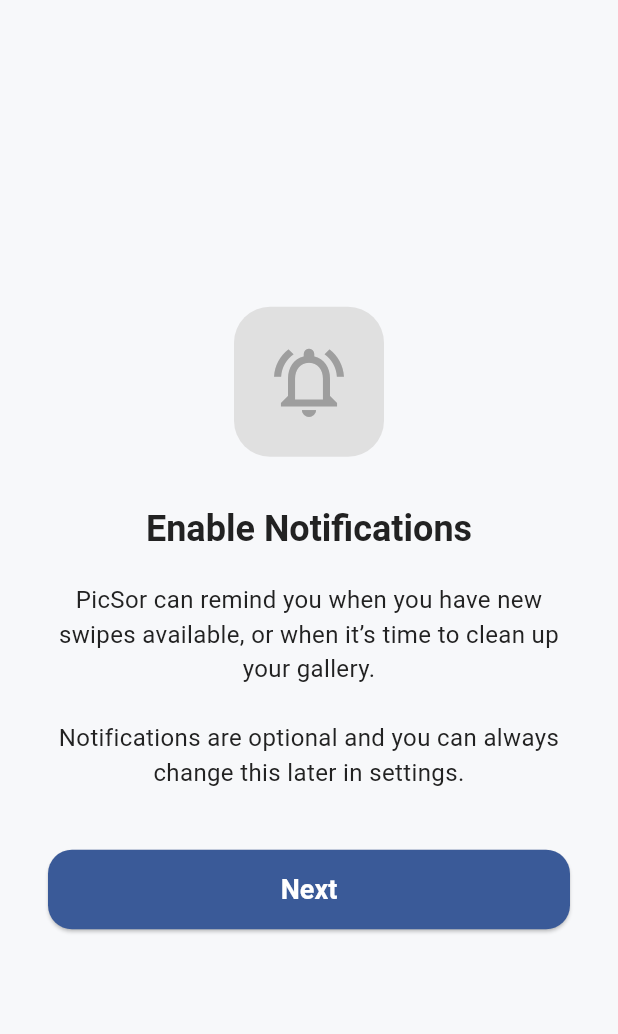
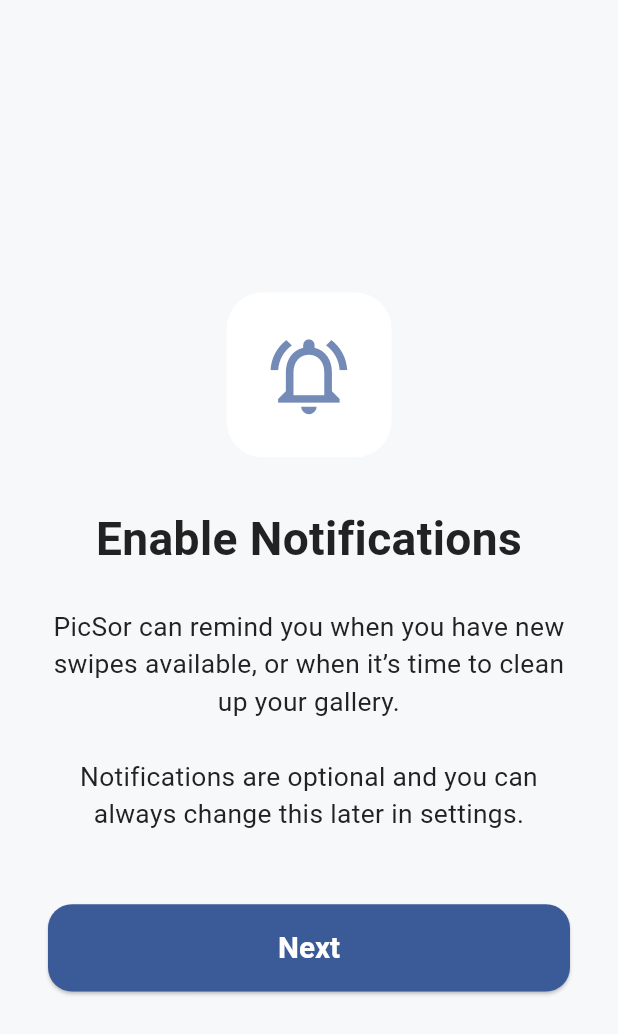
Before and after one commit to Jarkyman/PicSor, a Flutter app: the screen it shows after launch, after a tap on "Get started", after a tap on "Next", on a phone screen of 412 x 824 dp. Shown: the top 1034 px of the screen. Run offline on Flutter 3.47's test engine with Material 3 defaults, Android fonts, the phone set to English and light mode, and no system bars; our stand-ins replace permission_handler, share_plus, shared_preferences; missing offline and left inert: photo_manager.

Commit message:
Onboarding: Refactor all screens to use centralized theme, spacing, scaling, and make only description text scrollable where needed

```diff
--- a/lib/screens/onboarding/notification_permission_screen.dart
+++ b/lib/screens/onboarding/notification_permission_screen.dart
@@ -1,6 +1,7 @@
 import 'package:flutter/material.dart';
 import 'package:permission_handler/permission_handler.dart';
 import 'package:flutter/scheduler.dart';
+import '../../core/theme.dart';
 
 class NotificationPermissionScreen extends StatefulWidget {
   final VoidCallback onNext;
@@ -53,7 +54,6 @@ class _NotificationPermissionScreenState
         _requested = true;
         _granted = req.isGranted;
       });
-      // Fjern automatisk navigation her
     } else {
       setState(() {
         _requested = true;
@@ -68,7 +68,6 @@ class _NotificationPermissionScreenState
       _requested = true;
       _granted = status.isGranted;
     });
-    // Fjern automatisk navigation her
   }
 
   @override
@@ -77,41 +76,41 @@ class _NotificationPermissionScreenState
       body: SafeArea(
         child: Center(
           child: Padding(
-            padding: const EdgeInsets.symmetric(horizontal: 32),
+            padding: EdgeInsets.symmetric(horizontal: AppSpacing.xl),
             child: Column(
               mainAxisAlignment: MainAxisAlignment.center,
               children: [
-                // Notifikation-ikon
+                SizedBox(height: AppSpacing.xl + AppSpacing.lg),
                 Container(
-                  width: 100,
-                  height: 100,
+                  width: Scale.of(context, 100),
+                  height: Scale.of(context, 100),
                   decoration: BoxDecoration(
-                    color: Colors.grey[300],
-                    borderRadius: BorderRadius.circular(24),
+                    color: Theme.of(context).colorScheme.surface,
+                    borderRadius: BorderRadius.circular(AppSpacing.lg),
                   ),
-                  child: const Center(
+                  child: Center(
                     child: Icon(
                       Icons.notifications_active_outlined,
-                      size: 56,
-                      color: Colors.grey,
+                      size: Scale.of(context, 56),
+                      color: Theme.of(
+                        context,
+                      ).colorScheme.primary.withOpacity(0.7),
                     ),
                   ),
                 ),
-                const SizedBox(height: 32),
+                SizedBox(height: AppSpacing.xl),
                 Text(
                   'Enable Notifications',
-                  style: Theme.of(context).textTheme.headlineSmall?.copyWith(
-                    fontWeight: FontWeight.bold,
-                  ),
+                  style: AppTextStyles.headline(context),
                   textAlign: TextAlign.center,
                 ),
-                const SizedBox(height: 20),
-                const Text(
+                SizedBox(height: AppSpacing.lg),
+                Text(
                   'PicSor can remind you when you have new swipes available, or when it’s time to clean up your gallery.\n\nNotifications are optional and you can always change this later in settings.',
-                  style: TextStyle(fontSize: 16),
+                  style: AppTextStyles.body(context),
                   textAlign: TextAlign.center,
                 ),
-                const SizedBox(height: 40),
+                SizedBox(height: AppSpacing.xl + AppSpacing.md),
                 _granted
                     ? Row(
                       children: [
@@ -119,14 +118,18 @@ class _NotificationPermissionScreenState
                           child: ElevatedButton(
                             onPressed: widget.onNext,
                             style: ElevatedButton.styleFrom(
-                              padding: const EdgeInsets.symmetric(vertical: 16),
+                              padding: EdgeInsets.symmetric(
+                                vertical: Scale.of(context, 16),
+                              ),
                               shape: RoundedRectangleBorder(
-                                borderRadius: BorderRadius.circular(16),
+                                borderRadius: BorderRadius.circular(
+                                  AppSpacing.buttonRadius,
+                                ),
                               ),
                             ),
-                            child: const Text(
+                            child: Text(
                               'Next',
-                              style: TextStyle(fontSize: 18),
+                              style: AppTextStyles.button(context),
                             ),
                           ),
                         ),
@@ -140,55 +143,62 @@ class _NotificationPermissionScreenState
                               final status =
                                   await Permission.notification.status;
                               if (status.isDenied) {
-                                // Try again
                                 await _requestPermission();
                               } else {
-                                // Open settings
                                 await openAppSettings();
                               }
                             },
                             style: ElevatedButton.styleFrom(
-                              padding: const EdgeInsets.symmetric(vertical: 16),
+                              padding: EdgeInsets.symmetric(
+                                vertical: Scale.of(context, 16),
+                              ),
                               shape: RoundedRectangleBorder(
-                                borderRadius: BorderRadius.circular(16),
+                                borderRadius: BorderRadius.circular(
+                                  AppSpacing.buttonRadius,
+                                ),
                               ),
                             ),
                             child: FutureBuilder<PermissionStatus>(
                               future: Permission.notification.status,
                               builder: (context, snap) {
                                 if (snap.hasData && snap.data!.isDenied) {
-                                  return const Text(
+                                  return Text(
                                     'Try again',
-                                    style: TextStyle(fontSize: 18),
+                                    style: AppTextStyles.button(context),
                                   );
                                 } else {
-                                  return const Text(
+                                  return Text(
                                     'Go to settings',
-                                    style: TextStyle(fontSize: 18),
+                                    style: AppTextStyles.button(context),
                                   );
                                 }
                               },
                             ),
                           ),
                         ),
-                        const SizedBox(width: 16),
+                        SizedBox(width: AppSpacing.lg),
                         Expanded(
                           child: OutlinedButton(
                             onPressed: widget.onNext,
                             style: OutlinedButton.styleFrom(
-                              padding: const EdgeInsets.symmetric(vertical: 16),
+                              padding: EdgeInsets.symmetric(
+                                vertical: Scale.of(context, 16),
+                              ),
                               shape: RoundedRectangleBorder(
-                                borderRadius: BorderRadius.circular(16),
+                                borderRadius: BorderRadius.circular(
+                                  AppSpacing.buttonRadius,
+                                ),
                               ),
                             ),
-                            child: const Text(
+                            child: Text(
                               'Skip',
-                              style: TextStyle(fontSize: 18),
+                              style: AppTextStyles.button(context),
                             ),
                           ),
                         ),
                       ],
                     ),
+                SizedBox(height: AppSpacing.lg),
               ],
             ),
           ),
--- a/lib/screens/onboarding/photo_permission_screen.dart
+++ b/lib/screens/onboarding/photo_permission_screen.dart
@@ -1,5 +1,6 @@
 import 'package:flutter/material.dart';
 import 'package:permission_handler/permission_handler.dart';
+import '../../core/theme.dart';
 
 class PhotoPermissionScreen extends StatefulWidget {
   final VoidCallback onNext;
@@ -38,55 +39,59 @@ class _PhotoPermissionScreenState extends State<PhotoPermissionScreen> {
       body: SafeArea(
         child: Center(
           child: Padding(
-            padding: const EdgeInsets.symmetric(horizontal: 32),
+            padding: EdgeInsets.symmetric(horizontal: AppSpacing.xl),
             child: Column(
               mainAxisAlignment: MainAxisAlignment.center,
               children: [
-                // Kamera/billede placeholder
+                SizedBox(height: AppSpacing.xl + AppSpacing.lg),
                 Container(
-                  width: 100,
-                  height: 100,
+                  width: Scale.of(context, 100),
+                  height: Scale.of(context, 100),
                   decoration: BoxDecoration(
-                    color: Colors.grey[300],
-                    borderRadius: BorderRadius.circular(24),
+                    color: Theme.of(context).colorScheme.surface,
+                    borderRadius: BorderRadius.circular(AppSpacing.lg),
                   ),
-                  child: const Center(
+                  child: Center(
                     child: Icon(
                       Icons.camera_alt_outlined,
-                      size: 56,
-                      color: Colors.grey,
+                      size: Scale.of(context, 56),
+                      color: Theme.of(
+                        context,
+                      ).colorScheme.primary.withOpacity(0.7),
                     ),
                   ),
                 ),
-                const SizedBox(height: 32),
+                SizedBox(height: AppSpacing.xl),
                 Text(
                   'Photo Access Required',
-                  style: Theme.of(context).textTheme.headlineSmall?.copyWith(
-                    fontWeight: FontWeight.bold,
-                  ),
+                  style: AppTextStyles.headline(context),
                   textAlign: TextAlign.center,
                 ),
-                const SizedBox(height: 20),
-                const Text(
+                SizedBox(height: AppSpacing.lg),
+                Text(
                   'PicSor works 100% offline and never uploads your photos.\n\nWe only use your photos and videos to help you sort and organize your gallery on your device.',
-                  style: TextStyle(fontSize: 16),
+                  style: AppTextStyles.body(context),
                   textAlign: TextAlign.center,
                 ),
-                const SizedBox(height: 40),
+                SizedBox(height: AppSpacing.xl + AppSpacing.md),
                 if (!_granted && _requested)
                   SizedBox(
                     width: double.infinity,
                     child: ElevatedButton(
                       onPressed: _openSettings,
                       style: ElevatedButton.styleFrom(
-                        padding: const EdgeInsets.symmetric(vertical: 16),
+                        padding: EdgeInsets.symmetric(
+                          vertical: Scale.of(context, 16),
+                        ),
                         shape: RoundedRectangleBorder(
-                          borderRadius: BorderRadius.circular(16),
+                          borderRadius: BorderRadius.circular(
+                            AppSpacing.buttonRadius,
+                          ),
                         ),
                       ),
-                      child: const Text(
+                      child: Text(
                         'Go to settings',
-                        style: TextStyle(fontSize: 18),
+                        style: AppTextStyles.button(context),
                       ),
                     ),
                   )
@@ -96,16 +101,19 @@ class _PhotoPermissionScreenState extends State<PhotoPermissionScreen> {
                     child: ElevatedButton(
                       onPressed: widget.onNext,
                       style: ElevatedButton.styleFrom(
-                        padding: const EdgeInsets.symmetric(vertical: 16),
+                        padding: EdgeInsets.symmetric(
+                          vertical: Scale.of(context, 16),
+                        ),
                         shape: RoundedRectangleBorder(
-                          borderRadius: BorderRadius.circular(16),
+                          borderRadius: BorderRadius.circular(
+                            AppSpacing.buttonRadius,
+                          ),
                         ),
                       ),
-                      child: const Text('Next', style: TextStyle(fontSize: 18)),
+                      child: Text('Next', style: AppTextStyles.button(context)),
                     ),
-                  )
-                else
-                  const CircularProgressIndicator(),
+                  ),
+                SizedBox(height: AppSpacing.lg),
               ],
             ),
           ),
--- a/lib/screens/onboarding/welcome_screen.dart
+++ b/lib/screens/onboarding/welcome_screen.dart
@@ -1,4 +1,5 @@
 import 'package:flutter/material.dart';
+import '../../core/theme.dart';
 
 class WelcomeScreen extends StatelessWidget {
   final VoidCallback onContinue;
@@ -10,57 +11,63 @@ class WelcomeScreen extends StatelessWidget {
       body: SafeArea(
         child: Center(
           child: Padding(
-            padding: const EdgeInsets.symmetric(horizontal: 32),
+            padding: EdgeInsets.symmetric(horizontal: AppSpacing.xl),
             child: Column(
               mainAxisAlignment: MainAxisAlignment.center,
               children: [
+                SizedBox(height: AppSpacing.xl + AppSpacing.lg),
                 // Logo placeholder
                 Container(
-                  width: 100,
-                  height: 100,
+                  width: Scale.of(context, 100),
+                  height: Scale.of(context, 100),
                   decoration: BoxDecoration(
-                    color: Colors.grey[300],
-                    borderRadius: BorderRadius.circular(24),
+                    color: Theme.of(context).colorScheme.surface,
+                    borderRadius: BorderRadius.circular(AppSpacing.lg),
                   ),
-                  child: const Center(
+                  child: Center(
                     child: Icon(
                       Icons.photo_library_outlined,
-                      size: 56,
-                      color: Colors.grey,
+                      size: Scale.of(context, 56),
+                      color: Theme.of(
+                        context,
+                      ).colorScheme.primary.withOpacity(0.7),
                     ),
                   ),
                 ),
-                const SizedBox(height: 32),
+                SizedBox(height: AppSpacing.xl),
                 Text(
                   'Welcome to PicSor',
-                  style: Theme.of(context).textTheme.headlineSmall?.copyWith(
-                    fontWeight: FontWeight.bold,
-                  ),
+                  style: AppTextStyles.headline(context),
                   textAlign: TextAlign.center,
                 ),
-                const SizedBox(height: 20),
-                const Text(
+                SizedBox(height: AppSpacing.lg),
+                Text(
                   'Sort and clean up your photos and videos with a swipe. PicSor helps you organize your gallery – fast, private, and offline.\n\nSwipe right to keep, left to delete, and up to sort for later. No cloud, no account, just you and your photos.',
-                  style: TextStyle(fontSize: 16),
+                  style: AppTextStyles.body(context),
                   textAlign: TextAlign.center,
                 ),
-                const SizedBox(height: 40),
+                SizedBox(height: AppSpacing.xl + AppSpacing.md),
                 SizedBox(
                   width: double.infinity,
                   child: ElevatedButton(
                     onPressed: onContinue,
                     style: ElevatedButton.styleFrom(
-                      padding: const EdgeInsets.symmetric(vertical: 16),
+                      padding: EdgeInsets.symmetric(
+                        vertical: Scale.of(context, 16),
+                      ),
                       shape: RoundedRectangleBorder(
-                        borderRadius: BorderRadius.circular(16),
+                        borderRadius: BorderRadius.circular(
+                          AppSpacing.buttonRadius,
+                        ),
                       ),
                     ),
-                    child: const Text(
+                    child: Text(
                       'Get started',
-                      style: TextStyle(fontSize: 18),
+                      style: AppTextStyles.button(context),
                     ),
                   ),
                 ),
+                SizedBox(height: AppSpacing.lg),
               ],
             ),
           ),
```
Also changed, not shown: lib/screens/onboarding/bonus_swipes_screen.dart (+43 -25 lines), lib/screens/onboarding/intro_screen.dart (+46 -24 lines), lib/screens/onboarding/privacy_policy_screen.dart (+25 -21 lines).
